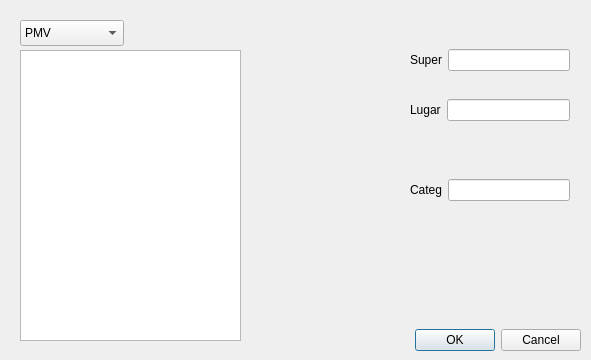
Before: the Qt Designer form cliente_1/dialogconsulta.ui in danialvaradob/Datos_Sockets_3, drawn with Qt 5.
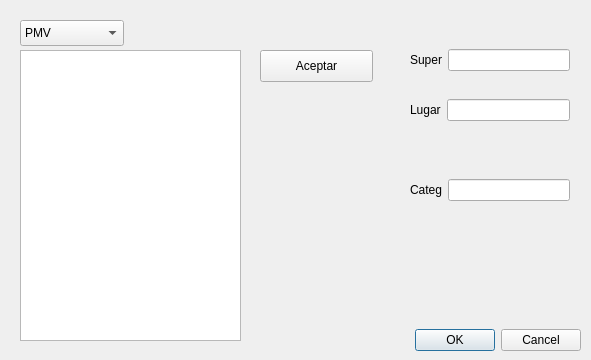
After: the same form once the commit is applied.

What changed in the file:
```diff
--- a/cliente_1/dialogconsulta.ui
+++ b/cliente_1/dialogconsulta.ui
@@ -145,6 +145,19 @@
     </item>
    </layout>
   </widget>
+  <widget class="QPushButton" name="pushButton">
+   <property name="geometry">
+    <rect>
+     <x>260</x>
+     <y>50</y>
+     <width>113</width>
+     <height>32</height>
+    </rect>
+   </property>
+   <property name="text">
+    <string>Aceptar</string>
+   </property>
+  </widget>
  </widget>
  <resources/>
  <connections>
```
